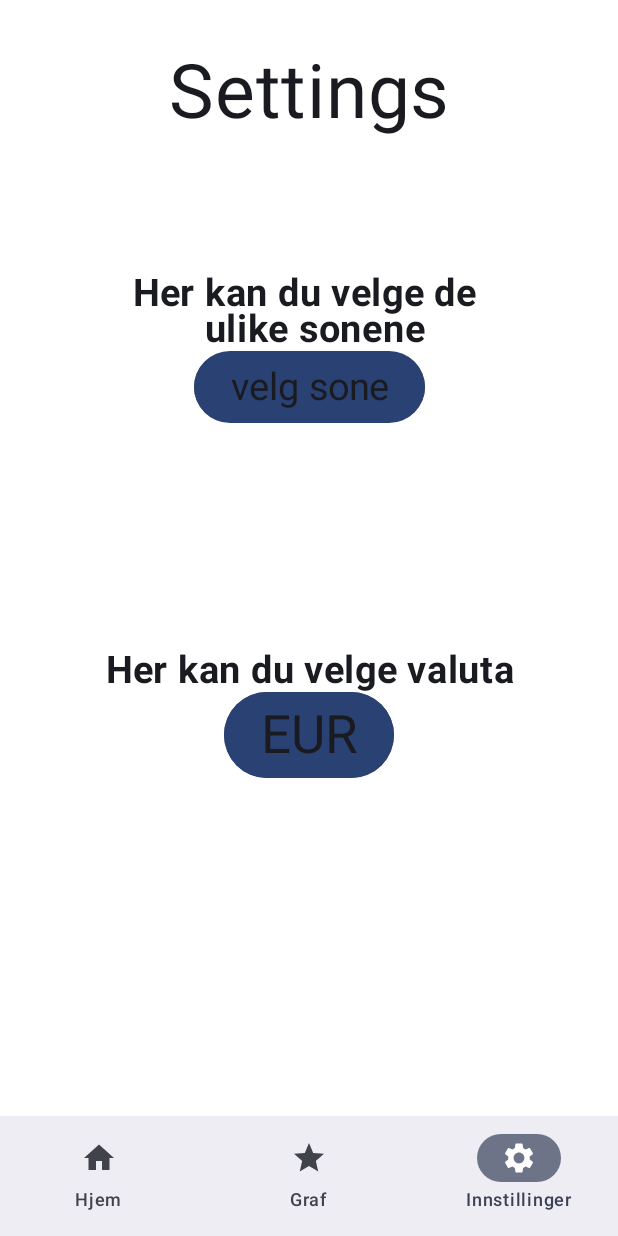
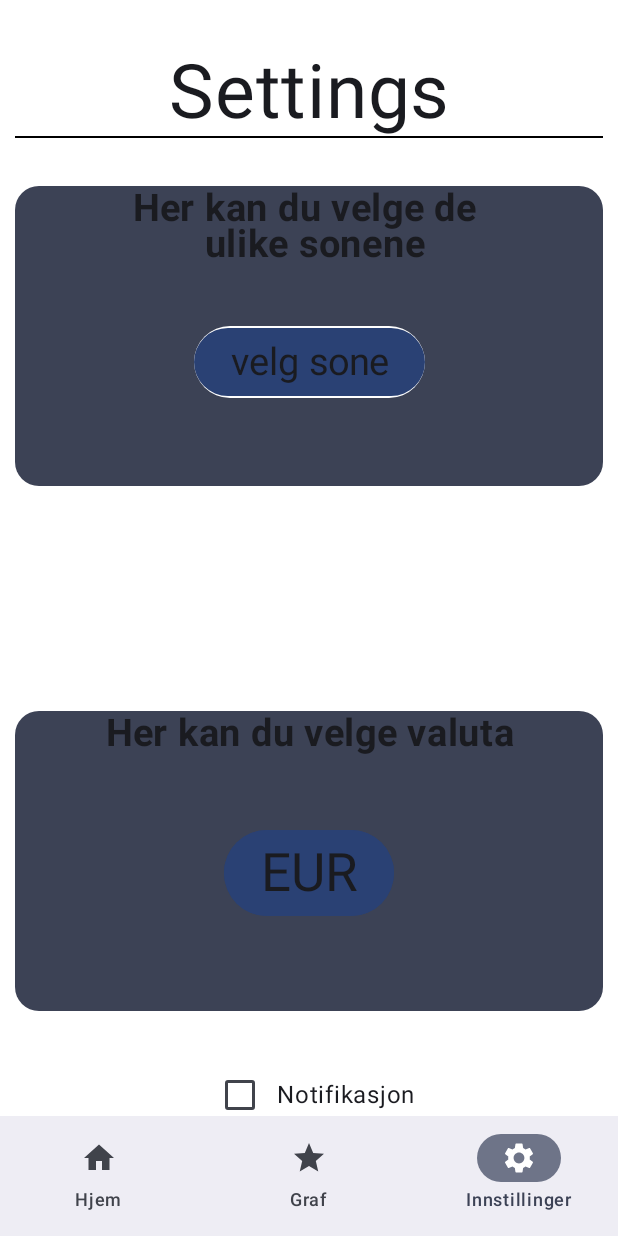
Before and after one commit to Zekima/StromprisApp, an Android app built with Jetpack Compose: the screen it shows after launch (MainActivity), on a phone screen of 412 x 824 dp. Run offline under Robolectric (Android 15) with nearby library versions, the phone set to English and light mode, and no system bars.

Commit message:
Update SettingsScreen.kt

```diff
--- a/app/src/main/java/com/example/stromprisapp/ui/SettingsScreen.kt
+++ b/app/src/main/java/com/example/stromprisapp/ui/SettingsScreen.kt
@@ -1,18 +1,26 @@
 package com.example.stromprisapp.ui
 
+import android.annotation.SuppressLint
+import android.content.Context
+import android.content.res.Configuration
 import androidx.compose.foundation.background
 import androidx.compose.foundation.clickable
+import androidx.compose.foundation.layout.Arrangement
 import androidx.compose.foundation.layout.Box
 import androidx.compose.foundation.layout.Column
+import androidx.compose.foundation.layout.Row
 import androidx.compose.foundation.layout.Spacer
 import androidx.compose.foundation.layout.fillMaxWidth
 import androidx.compose.foundation.layout.height
 import androidx.compose.foundation.layout.padding
 import androidx.compose.foundation.shape.CircleShape
+import androidx.compose.foundation.shape.RoundedCornerShape
 import androidx.compose.material.icons.Icons
 import androidx.compose.material.icons.filled.KeyboardArrowDown
 import androidx.compose.material.icons.filled.KeyboardArrowUp
 import androidx.compose.material3.Button
+import androidx.compose.material3.Checkbox
+import androidx.compose.material3.Divider
 import androidx.compose.material3.DropdownMenu
 import androidx.compose.material3.DropdownMenuItem
 import androidx.compose.material3.Icon
@@ -27,6 +35,8 @@ import androidx.compose.ui.Alignment
 import androidx.compose.ui.Modifier
 import androidx.compose.ui.graphics.Color
 import androidx.compose.ui.graphics.toArgb
+import androidx.compose.ui.platform.LocalConfiguration
+import androidx.compose.ui.platform.LocalContext
 import androidx.compose.ui.text.font.FontWeight
 import androidx.compose.ui.text.style.TextAlign
 import androidx.compose.ui.unit.TextUnit
@@ -43,8 +53,18 @@ import com.example.stromprisapp.ui.Global.velgValuta
 import com.example.stromprisapp.ui.theme.Black
 import com.example.stromprisapp.ui.theme.White
 
+@SuppressLint("UnrememberedMutableState")
 @Composable
 fun SettingsScreen( ) {
+
+    var isCkecked by mutableStateOf(false)
+
+    val configuration = LocalConfiguration.current
+    val isLandscape = configuration.orientation == Configuration.ORIENTATION_LANDSCAPE
+
+    val currentChecked = LocalContext.current;
+    val sharedPrefChecked = currentChecked.getSharedPreferences("minPrefChecked", Context.MODE_PRIVATE)
+    isCkecked = sharedPrefChecked.getBoolean("ischecked",false)
 
     var menyvalgValuta by remember {
         mutableStateOf(false)
@@ -68,22 +88,41 @@ fun SettingsScreen( ) {
         Icons.Filled.KeyboardArrowUp
     }
 
+
+
     Column(
         modifier = Modifier.fillMaxWidth(),
         horizontalAlignment = Alignment.CenterHorizontally
     ) {
-        TekstMedBakgrunn(tekst = "Settings", fontSize = 50.sp, modifier = Modifier.padding(top =16.dp, bottom = 90.dp) )
+        Column(horizontalAlignment = Alignment.CenterHorizontally) {
+            TekstMedBakgrunn(tekst = "Settings", fontSize = 50.sp, modifier = Modifier.padding(top =16.dp))
+            Divider(color = Color.Black)
+
+        }
+        Spacer(modifier = Modifier.padding(16.dp))
 
         Column(
             modifier = Modifier.fillMaxWidth(),
-            horizontalAlignment = Alignment.CenterHorizontally,
-            // verticalAlignment = Alignment.CenterVertically
+            horizontalAlignment = Alignment.CenterHorizontally
+        ) {
+            Column(
+                modifier = Modifier
+                    .fillMaxWidth()
+                    .height(200.dp)
+                    .background(
+                        Color(color = MaterialTheme.colorScheme.secondary.toArgb()),
+                        shape = RoundedCornerShape(16.dp)
+                    ),
+                horizontalAlignment = Alignment.CenterHorizontally
+
+
             ) {
 
                 TekstMedBakgrunn(tekst = "Her kan du velge de \n ulike sonene", fontSize = 25.sp, fontWeight = FontWeight.Bold)
+                Spacer(modifier = Modifier.height(40.dp))
                 Box(
                     modifier = Modifier
-                    .background(Color(color = MaterialTheme.colorScheme.primary.toArgb()), CircleShape)
+                        .background(Color(color = MaterialTheme.colorScheme.onPrimary.toArgb()), CircleShape)
 
                 ) {
 
@@ -120,12 +159,26 @@ fun SettingsScreen( ) {
                         }
                     }
                 }
+            }
 
             Spacer(modifier = Modifier.height(150.dp))
+            Column(
+                modifier = Modifier
+                    .fillMaxWidth()
+                    .height(200.dp)
+                    .background(
+                        Color(color = MaterialTheme.colorScheme.secondary.toArgb()),
+                        shape = RoundedCornerShape(16.dp)
+                    ),
+                horizontalAlignment = Alignment.CenterHorizontally
+
+            ) {
+
                 TekstMedBakgrunn(tekst = "Her kan du velge valuta", fontSize = 25.sp, fontWeight = FontWeight.Bold)
+                Spacer(modifier = Modifier.height(50.dp))
                 Box(
                     modifier = Modifier
-                    // .width(100.dp)
+
                         // .height(100.dp)
                         .background(Color(color = MaterialTheme.colorScheme.primary.toArgb()), CircleShape)
                 ) {
@@ -134,7 +187,7 @@ fun SettingsScreen( ) {
                     }
                     DropdownMenu(
                         expanded = menyvalgValuta,
-                    onDismissRequest = { menyvalgValuta = false }) {
+                        onDismissRequest = { menyvalgValuta = false } ) {
                         listeValuta.forEachIndexed { index, item ->
                             DropdownMenuItem({
                                 TekstMedBakgrunn(tekst = item, fontSize = 20.sp)
@@ -172,6 +225,20 @@ fun SettingsScreen( ) {
                     }
                 }
             }
+            Spacer(modifier = Modifier.padding(16.dp))
+            Row(
+                horizontalArrangement = Arrangement.Start,
+                verticalAlignment = Alignment.CenterVertically
+            ) {
+                Checkbox(checked = isCkecked, onCheckedChange = {
+                    isCkecked = it
+                    val endre = sharedPrefChecked.edit()
+                    endre.putBoolean("ischecked",isCkecked)
+                    endre.apply()})
+
+                TekstMedBakgrunn(tekst = "Notifikasjon", fontSize = 16.sp)
+            }
+        }
     }
 }
 
@@ -195,11 +262,11 @@ fun TekstMedBakgrunn(
 
 fun convertZoneCode(s : String) : String {
     var b = when(s) {
-        "NO1"  -> "Oslo " + "Øst-Norge"
-        "NO2" -> "Kristiandsand \n \n Sør-Norge"
-        "NO3" -> "Trondheim \n \n Midt-Norge"
-        "NO4" -> "Tromsø \n \n Nord-Norge"
-        "NO5" -> "Bergen \n \n Vest-Norge"
+        "NO1"  -> "Øst-Norge"
+        "NO2" -> "Sør-Norge"
+        "NO3" -> "Midt-Norge"
+        "NO4" -> "Nord-Norge"
+        "NO5" -> " Vest-Norge"
         else -> "velg sone"
     }
     return b;
```
Lines whose indentation alone changed are shown as unchanged.
